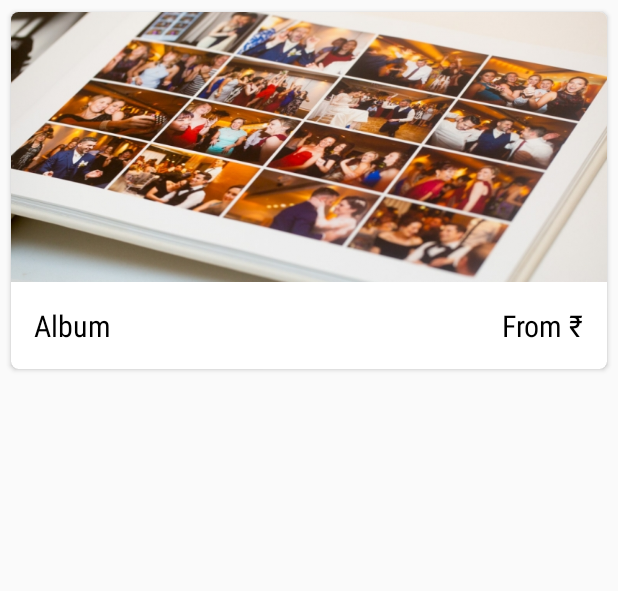
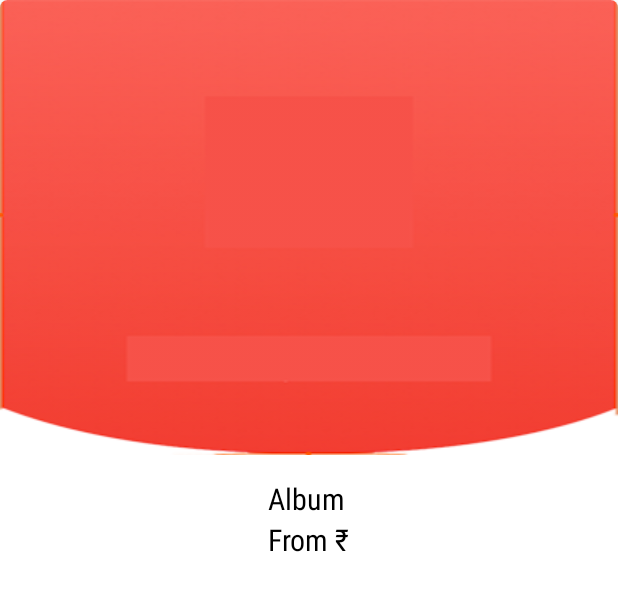
Before and after one commit to narmwarevrushali/album1, an Android app: the layout card_album.xml on its own in the app's theme, with its tools: preview values and no code run, on a phone screen of 412 x 824 dp. Shown: the top 591 px of the screen. Run offline under Robolectric (Android 15) with nearby library versions, the phone set to English and light mode, and no system bars.

Commit message:
Modified layout of card_album

```diff
--- a/app/src/main/res/layout/card_album.xml
+++ b/app/src/main/res/layout/card_album.xml
@@ -8,14 +8,10 @@
     <android.support.v7.widget.CardView
         android:id="@+id/album_card"
         android:layout_width="match_parent"
-        android:layout_height="wrap_content"
-        android:layout_marginBottom="3dp"
-        android:layout_marginLeft="3dp"
-        android:layout_marginRight="3dp"
-        android:layout_marginTop="3dp"
+        android:layout_height="match_parent"
         app:cardCornerRadius="5dp"
         app:cardElevation="2dp"
-        app:cardUseCompatPadding="true">
+        >
 
         <LinearLayout
             android:layout_width="match_parent"
@@ -24,13 +20,14 @@
 
             <ImageView
                 android:layout_width="match_parent"
-                android:layout_height="180dp"
-                android:background="@drawable/album" />
+                android:layout_height="match_parent"
+                android:background="@drawable/curved" />
 
-            <RelativeLayout
-                android:layout_width="match_parent"
+            <LinearLayout
+                android:layout_width="wrap_content"
                 android:layout_height="wrap_content"
-                android:orientation="horizontal"
+                android:layout_gravity="center"
+                android:orientation="vertical"
                 android:padding="15dp">
 
                 <TextView
@@ -50,7 +47,7 @@
                     style="@style/small_title_textStyle"
                     android:text="@string/rupee"
                      />
-            </RelativeLayout>
+            </LinearLayout>
         </LinearLayout>
 
     </android.support.v7.widget.CardView>
```
Also changed, not shown: app/src/main/res/drawable/curved.png (added).
